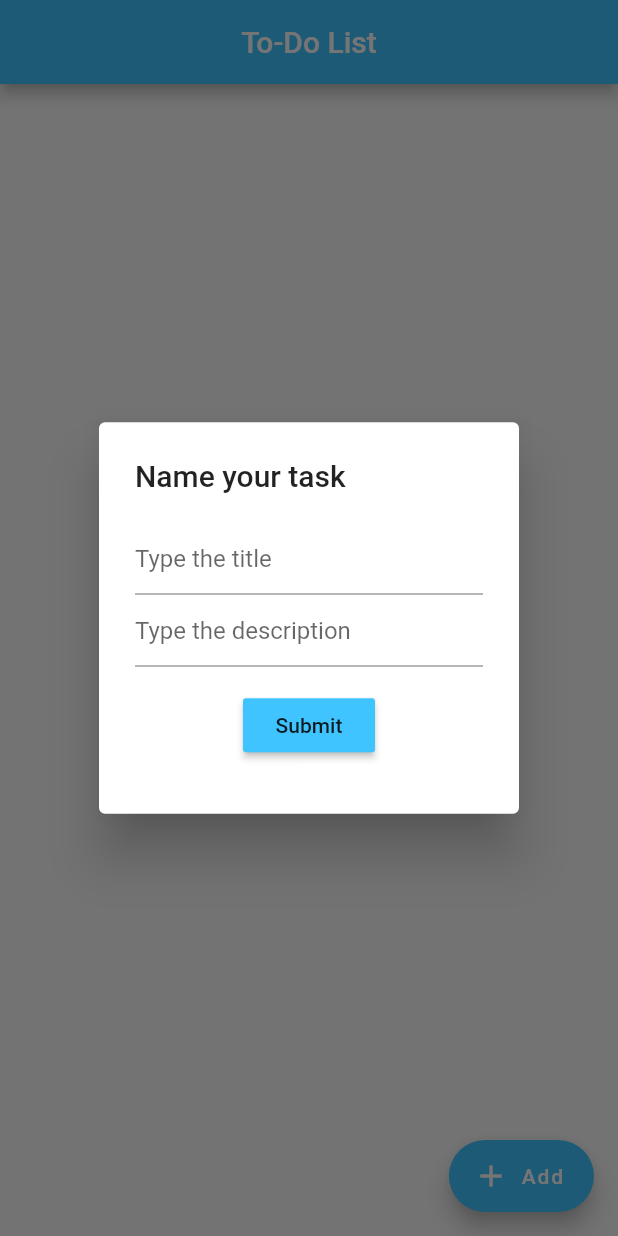
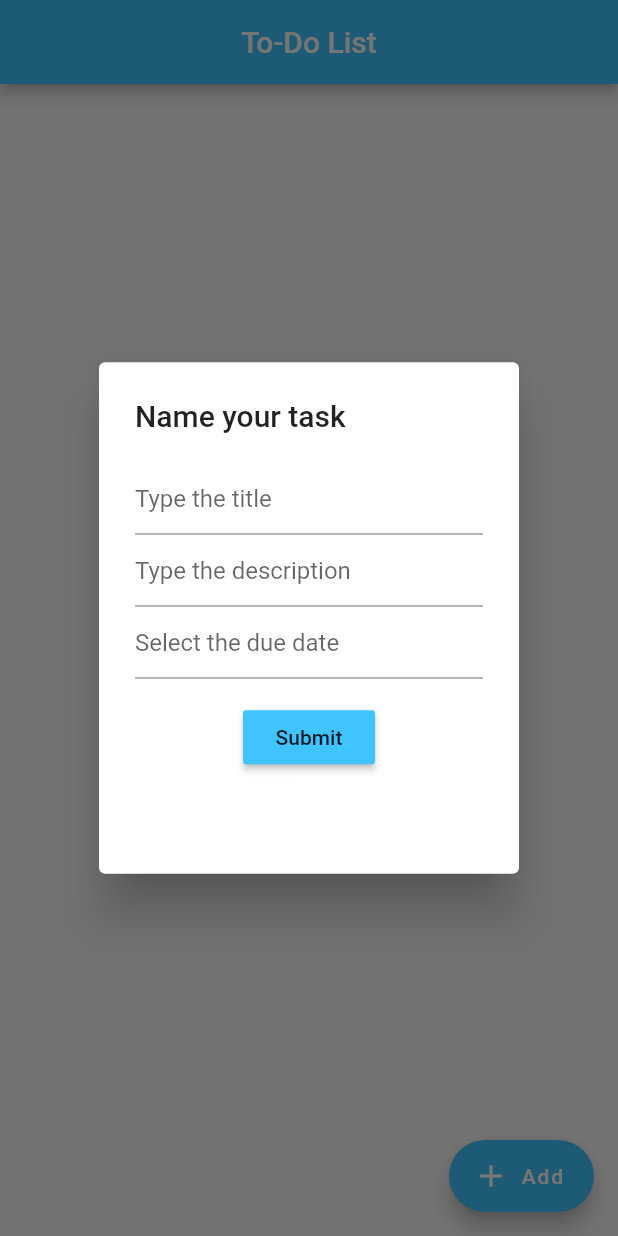
Before and after one commit to rene-kt/Flutter-ToDo-List, a Flutter app: the screen it shows after launch, after a tap on "Add", on a phone screen of 412 x 824 dp. Run offline on Flutter 3.47's test engine with Material 2 defaults, Android fonts, the phone set to English and light mode, and no system bars.

Commit message:
adding the date picker

```diff
--- a/lib/main.dart
+++ b/lib/main.dart
@@ -20,12 +20,16 @@ class _HomeState extends State<Home> {
   final _formKey = GlobalKey<FormState>();
   TextEditingController titleController = TextEditingController();
   TextEditingController descController = TextEditingController();
+  TextEditingController dateController = TextEditingController();
+
+  DateTime _dateTime;
 
   void _addToDo() {
     setState(() {
       Map<String, dynamic> newToDo = Map();
       newToDo["title"] = titleController.text;
       newToDo["desc"] = descController.text;
+      newToDo["date"] = dateController.text;
       newToDo["ok"] = false;
       _toDoList.add(newToDo);
     });
@@ -62,7 +66,7 @@ class _HomeState extends State<Home> {
               content: Form(
                   key: _formKey,
                   child: Container(
-                      height: 170.0,
+                      height: 250.0,
                       child: Center(
                           child: Column(
                               crossAxisAlignment: CrossAxisAlignment.center,
@@ -88,6 +92,32 @@ class _HomeState extends State<Home> {
                               validator: (value) {
                                 if (value.isEmpty) {
                                   return "Please, enter some text";
+                                } else {
+                                  return null;
+                                }
+                              },
+                            ),
+                            TextFormField(
+                              controller: dateController,
+                              onTap: () {
+                                showDatePicker(
+                                        context: context,
+                                        initialDate: DateTime.now(),
+                                        firstDate: DateTime.now(),
+                                        lastDate: DateTime(2022))
+                                    .then((date) {
+                                  setState(() {
+                                    _dateTime = date;
+                                    dateController.text =
+                                        date.toString().substring(0, 10);
+                                  });
+                                });
+                              },
+                              decoration: InputDecoration(
+                                  hintText: 'Select the due date'),
+                              validator: (value) {
+                                if (value.isEmpty) {
+                                  return "Please, select the due date";
                                 } else {
                                   return null;
                                 }
@@ -123,9 +153,10 @@ class _HomeState extends State<Home> {
             title: Text(_toDoList[index]["title"]),
             value: _toDoList[index]["ok"],
             subtitle: Text(_toDoList[index]["desc"]),
-            secondary: CircleAvatar(
-              child: Icon(_toDoList[index]["ok"] ? Icons.check : Icons.error),
-            ),
+            secondary: Column(children: <Widget>[
+              Icon(_toDoList[index]["ok"] ? Icons.check : Icons.error),
+              Text(_toDoList[index]["date"]),
+            ]),
             onChanged: (bool value) {
               setState(() {
                 _toDoList[index]["ok"] = value;
```
